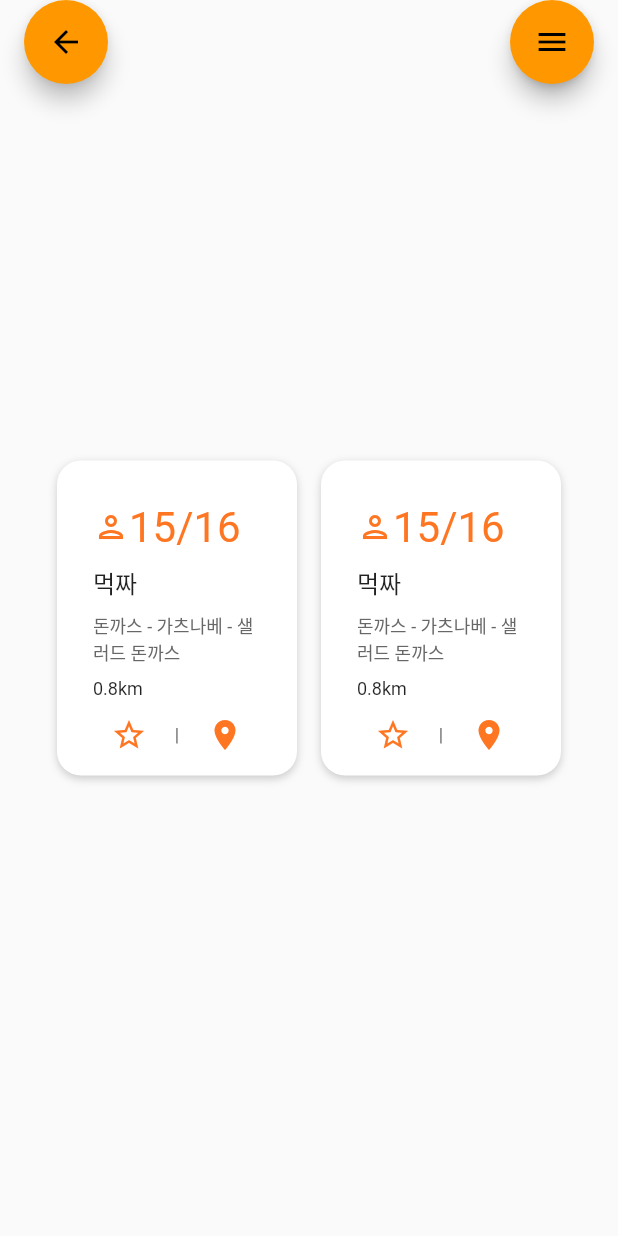
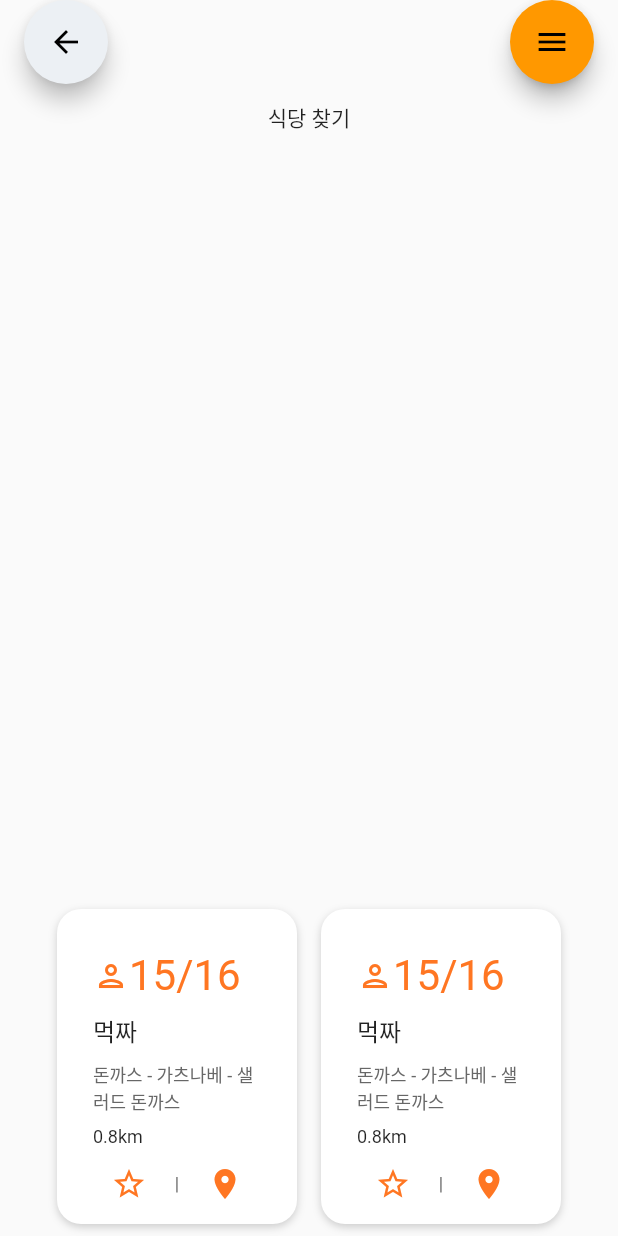
Before and after one commit to YaeheeChoe/launchrabbit, a Flutter app: the screen it shows after launch, on a phone screen of 412 x 824 dp. Run offline on Flutter 3.47's test engine with Material 2 defaults, Android fonts, the phone set to English and light mode, and no system bars.

Commit message:
edit main .dart styles

```diff
--- a/lib/colors.dart
+++ b/lib/colors.dart
@@ -1,7 +1,7 @@
 import 'package:flutter/material.dart';
 
 const primaryColor = Color(0xffFF7622);
-const seconderyColor = Color(0xffA0A5BA);
+const seconderyColor = Color(0xffECF0F4);
 const bgColor = Color(0xffF6F6F6);
 const textGray = Color(0xff676767);
 const mainBlack = Color(0xff181C2E);
--- a/lib/main.dart
+++ b/lib/main.dart
@@ -1,4 +1,5 @@
 import 'package:flutter/material.dart';
+import 'package:launchrabbit/colors.dart';
 import 'package:launchrabbit/component/ExpandableFab.dart';
 import 'package:launchrabbit/component/RestorantWidget.dart';
 
@@ -53,7 +54,14 @@ class _MyHomePageState extends State<MyHomePage> {
     return Scaffold(
       appBar: null,
       body: Center(
-        child: Row(
+        child: Column(
+          mainAxisAlignment: MainAxisAlignment.spaceBetween,
+          children: [
+            Padding(
+              padding: EdgeInsets.only(top: 68),
+              child: Text('식당 찾기'),
+            ),
+            Row(
               mainAxisAlignment: MainAxisAlignment.center,
               children: <Widget>[
                 RestorantWidget(
@@ -76,6 +84,8 @@ class _MyHomePageState extends State<MyHomePage> {
                 ),
               ],
             ),
+          ],
+        ),
       ),
       floatingActionButton: Row(
         mainAxisAlignment: MainAxisAlignment.spaceBetween,
@@ -83,6 +93,7 @@ class _MyHomePageState extends State<MyHomePage> {
           Container(
             padding: EdgeInsets.only(left: 32),
             child: FloatingActionButton(
+              backgroundColor: seconderyColor,
               onPressed: () {
                 // 첫 번째 FloatingActionButton을 누를 때 동작
               },
```
Lines whose indentation alone changed are shown as unchanged.
